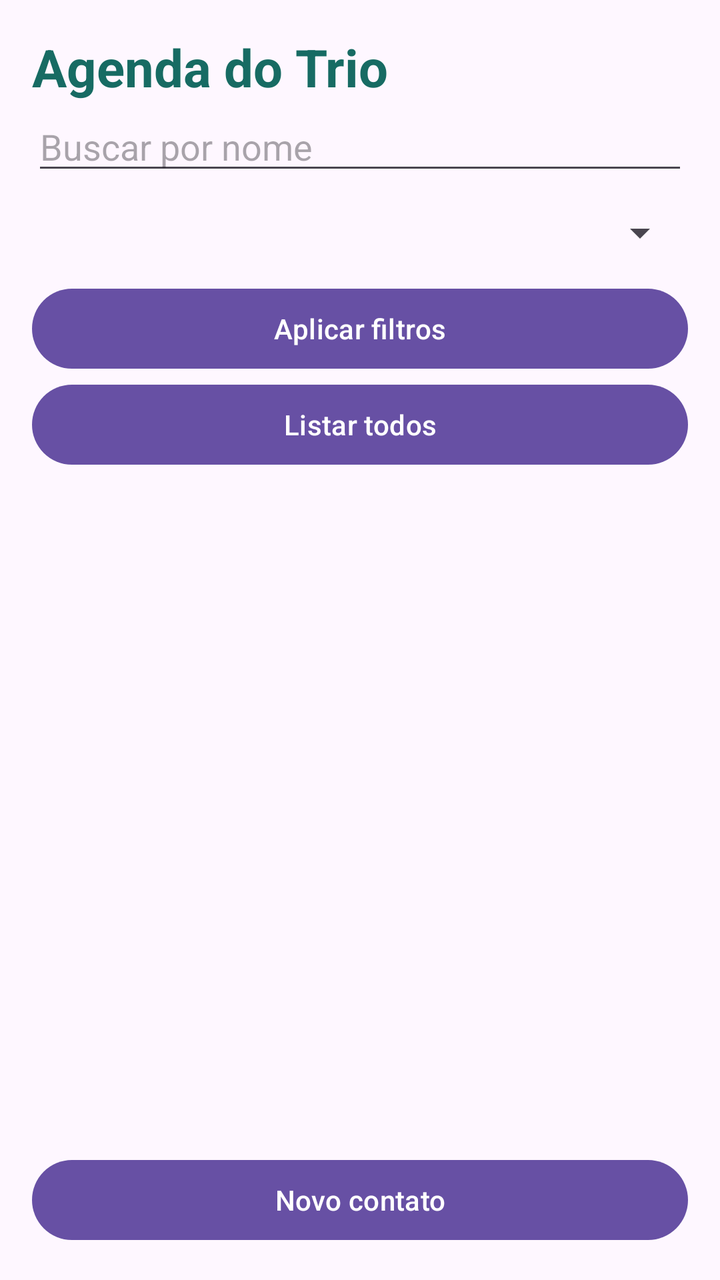
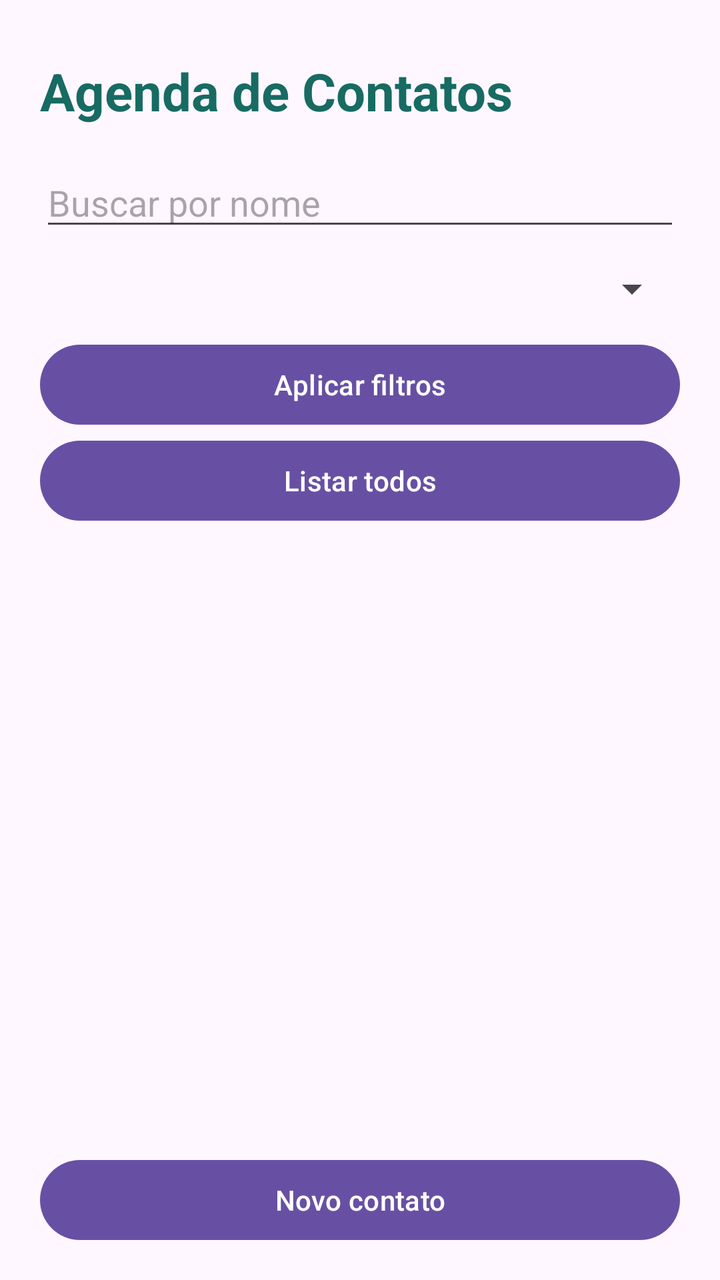

Two renders of the same Android screen: before a commit and after it. Below are the layout's source before the change and the commit's diff.
<!-- AndroidManifest.xml: application theme Theme.Trabalho2_DDM -->
<!-- res/layout/activity_main.xml -->
<?xml version="1.0" encoding="utf-8"?>
<LinearLayout xmlns:android="http://schemas.android.com/apk/res/android"
    android:layout_width="match_parent"
    android:layout_height="match_parent"
    android:orientation="vertical"
    android:padding="16dp">

    <TextView
        android:layout_width="match_parent"
        android:layout_height="wrap_content"
        android:text="@string/app_name"
        android:textColor="#176B63"
        android:textSize="26sp"
        android:textStyle="bold" />

    <EditText
        android:id="@+id/etBusca"
        android:layout_width="match_parent"
        android:layout_height="wrap_content"
        android:hint="Buscar por nome"
        android:inputType="textPersonName"
        android:singleLine="true" />

    <Spinner
        android:id="@+id/spFiltroCategoria"
        android:layout_width="match_parent"
        android:layout_height="48dp"
        android:contentDescription="Filtrar por categoria" />

    <Button
        android:layout_width="match_parent"
        android:layout_height="wrap_content"
        android:text="Aplicar filtros"
        android:onClick="filtrarContatos" />

    <Button
        android:layout_width="match_parent"
        android:layout_height="wrap_content"
        android:text="Listar todos"
        android:onClick="listarTodos" />

    <TextView
        android:id="@+id/tvVazio"
        android:layout_width="match_parent"
        android:layout_height="wrap_content"
        android:text="Nenhum contato encontrado"
        android:padding="16dp"
        android:visibility="gone" />

    <ListView
        android:id="@+id/lvContatos"
        android:layout_width="match_parent"
        android:layout_height="0dp"
        android:layout_weight="1" />

    <Button
        android:layout_width="match_parent"
        android:layout_height="wrap_content"
        android:text="Novo contato"
        android:onClick="novoContato" />

</LinearLayout>
<!-- resources referenced by this layout -->
<resources>
  <string name="app_name">Agenda do Trio</string>
  <style name="Theme.Trabalho2_DDM" parent="Base.Theme.Trabalho2_DDM" />
  <style name="Base.Theme.Trabalho2_DDM" parent="Theme.Material3.DayNight.NoActionBar">
          
          
      </style>
</resources>

<!-- the commit's change to res/layout/activity_main.xml (unified diff, before → after) -->
@@ -1,62 +1,74 @@
 <?xml version="1.0" encoding="utf-8"?>
-<LinearLayout xmlns:android="http://schemas.android.com/apk/res/android"
+<FrameLayout xmlns:android="http://schemas.android.com/apk/res/android"
     android:layout_width="match_parent"
     android:layout_height="match_parent"
-    android:orientation="vertical"
-    android:padding="16dp">
+    android:fitsSystemWindows="true"
+    android:background="?android:attr/colorBackground">
 
-    <TextView
+    <LinearLayout
+        android:id="@+id/telaPrincipal"
         android:layout_width="match_parent"
-        android:layout_height="wrap_content"
-        android:text="@string/app_name"
-        android:textColor="#176B63"
-        android:textSize="26sp"
-        android:textStyle="bold" />
+        android:layout_height="match_parent"
+        android:orientation="vertical"
+        android:paddingLeft="20dp"
+        android:paddingTop="28dp"
+        android:paddingRight="20dp"
+        android:paddingBottom="16dp">
 
-    <EditText
-        android:id="@+id/etBusca"
-        android:layout_width="match_parent"
-        android:layout_height="wrap_content"
-        android:hint="Buscar por nome"
-        android:inputType="textPersonName"
-        android:singleLine="true" />
+        <TextView
+            android:layout_width="match_parent"
+            android:layout_height="wrap_content"
+            android:text="@string/app_name"
+            android:textColor="#176B63"
+            android:layout_marginBottom="16dp"
+            android:textSize="26sp"
+            android:textStyle="bold" />
 
-    <Spinner
-        android:id="@+id/spFiltroCategoria"
-        android:layout_width="match_parent"
-        android:layout_height="48dp"
-        android:contentDescription="Filtrar por categoria" />
+        <EditText
+            android:id="@+id/etBusca"
+            android:layout_width="match_parent"
+            android:layout_height="wrap_content"
+            android:hint="Buscar por nome"
+            android:inputType="textPersonName"
+            android:singleLine="true" />
 
-    <Button
-        android:layout_width="match_parent"
-        android:layout_height="wrap_content"
-        android:text="Aplicar filtros"
-        android:onClick="filtrarContatos" />
+        <Spinner
+            android:id="@+id/spFiltroCategoria"
+            android:layout_width="match_parent"
+            android:layout_height="48dp"
+            android:contentDescription="Filtrar por categoria" />
 
-    <Button
-        android:layout_width="match_parent"
-        android:layout_height="wrap_content"
-        android:text="Listar todos"
-        android:onClick="listarTodos" />
+        <Button
+            android:layout_width="match_parent"
+            android:layout_height="wrap_content"
+            android:text="Aplicar filtros"
+            android:onClick="filtrarContatos" />
 
-    <TextView
-        android:id="@+id/tvVazio"
-        android:layout_width="match_parent"
-        android:layout_height="wrap_content"
-        android:text="Nenhum contato encontrado"
-        android:padding="16dp"
-        android:visibility="gone" />
+        <Button
+            android:layout_width="match_parent"
+            android:layout_height="wrap_content"
+            android:text="Listar todos"
+            android:onClick="listarTodos" />
 
-    <ListView
-        android:id="@+id/lvContatos"
-        android:layout_width="match_parent"
-        android:layout_height="0dp"
-        android:layout_weight="1" />
+        <TextView
+            android:id="@+id/tvVazio"
+            android:layout_width="match_parent"
+            android:layout_height="wrap_content"
+            android:text="Nenhum contato encontrado"
+            android:padding="16dp"
+            android:visibility="gone" />
 
-    <Button
-        android:layout_width="match_parent"
-        android:layout_height="wrap_content"
-        android:text="Novo contato"
-        android:onClick="novoContato" />
+        <ListView
+            android:id="@+id/lvContatos"
+            android:layout_width="match_parent"
+            android:layout_height="0dp"
+            android:layout_weight="1" />
 
-</LinearLayout>
+        <Button
+            android:layout_width="match_parent"
+            android:layout_height="wrap_content"
+            android:text="Novo contato"
+            android:onClick="novoContato" />
+
+    </LinearLayout>
+</FrameLayout>
<!-- resource entries referenced after the edit -->
@@ -1,6 +1,6 @@
 <!-- resources referenced by this layout -->
 <resources>
-  <string name="app_name">Agenda do Trio</string>
+  <string name="app_name">Agenda de Contatos</string>
   <style name="Theme.Trabalho2_DDM" parent="Base.Theme.Trabalho2_DDM" />
   <style name="Base.Theme.Trabalho2_DDM" parent="Theme.Material3.DayNight.NoActionBar">
           
